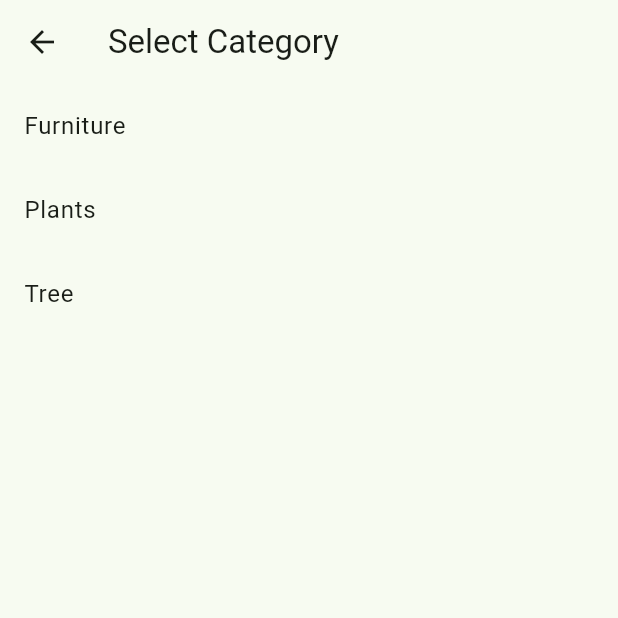
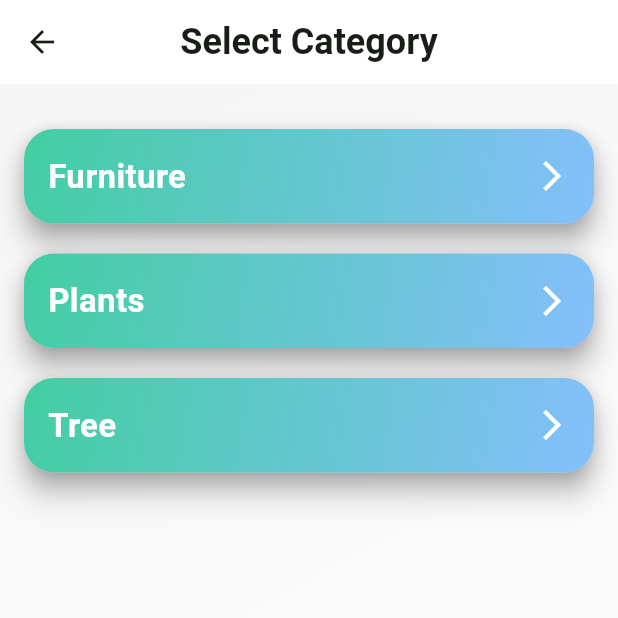
Before and after one commit to KJBotheju/modern_landscaping, a Flutter app: the CategorySelectionPage screen opened directly, on a phone screen of 412 x 824 dp, the top half of it. Run offline on Flutter 3.47's test engine with Material 3 defaults, Android fonts, the phone set to English and light mode, and no system bars; our stand-ins replace carousel_slider, cloud_firestore, firebase_auth, firebase_core, shared_preferences; accounts and stored records are empty.

Commit message:
add styles for select category

```diff
--- a/lib/pages/CategorySelectionPage.dart
+++ b/lib/pages/CategorySelectionPage.dart
@@ -15,13 +15,27 @@ class CategorySelectionPage extends StatelessWidget {
   Widget build(BuildContext context) {
     return Scaffold(
       appBar: AppBar(
-        title: const Text('Select Category'),
+        backgroundColor: Colors.white,
+        title: const Text(
+          'Select Category',
+          style: TextStyle(fontWeight: FontWeight.bold, fontSize: 24),
         ),
-      body: ListView.builder(
+        centerTitle: true,
+        elevation: 0,
+      ),
+      body: Container(
+        decoration: const BoxDecoration(
+          gradient: LinearGradient(
+            colors: [Color(0xFFF5F5F5), Colors.white],
+            begin: Alignment.topLeft,
+            end: Alignment.bottomRight,
+          ),
+        ),
+        child: ListView.builder(
+          padding: const EdgeInsets.symmetric(horizontal: 16, vertical: 20),
           itemCount: categories.length,
           itemBuilder: (context, index) {
-          return ListTile(
-            title: Text(categories[index]),
+            return GestureDetector(
               onTap: () {
                 // Navigate to Products page with the selected category
                 Navigator.push(
@@ -31,8 +45,55 @@ class CategorySelectionPage extends StatelessWidget {
                   ),
                 );
               },
+              child: Card(
+                shape: RoundedRectangleBorder(
+                  borderRadius: BorderRadius.circular(20),
+                ),
+                elevation: 8,
+                margin: const EdgeInsets.symmetric(vertical: 10),
+                child: Container(
+                  decoration: BoxDecoration(
+                    borderRadius: BorderRadius.circular(20),
+                    boxShadow: [
+                      BoxShadow(
+                        color: Colors.black.withOpacity(0.1),
+                        blurRadius: 10,
+                        spreadRadius: 2,
+                        offset: const Offset(0, 5),
+                      ),
+                    ],
+                    gradient: const LinearGradient(
+                      colors: [
+                        Color(0xFF43cea2),
+                        Color.fromARGB(255, 132, 191, 251)
+                      ],
+                      begin: Alignment.topLeft,
+                      end: Alignment.bottomRight,
+                    ),
+                  ),
+                  padding: const EdgeInsets.all(16),
+                  child: Row(
+                    mainAxisAlignment: MainAxisAlignment.spaceBetween,
+                    children: [
+                      Text(
+                        categories[index],
+                        style: const TextStyle(
+                          fontSize: 22,
+                          fontWeight: FontWeight.bold,
+                          color: Colors.white,
+                        ),
+                      ),
+                      const Icon(
+                        Icons.arrow_forward_ios,
+                        color: Colors.white,
+                      ),
+                    ],
+                  ),
+                ),
+              ),
             );
           },
+        ),
       ),
     );
   }
```
Lines whose indentation alone changed are shown as unchanged.
